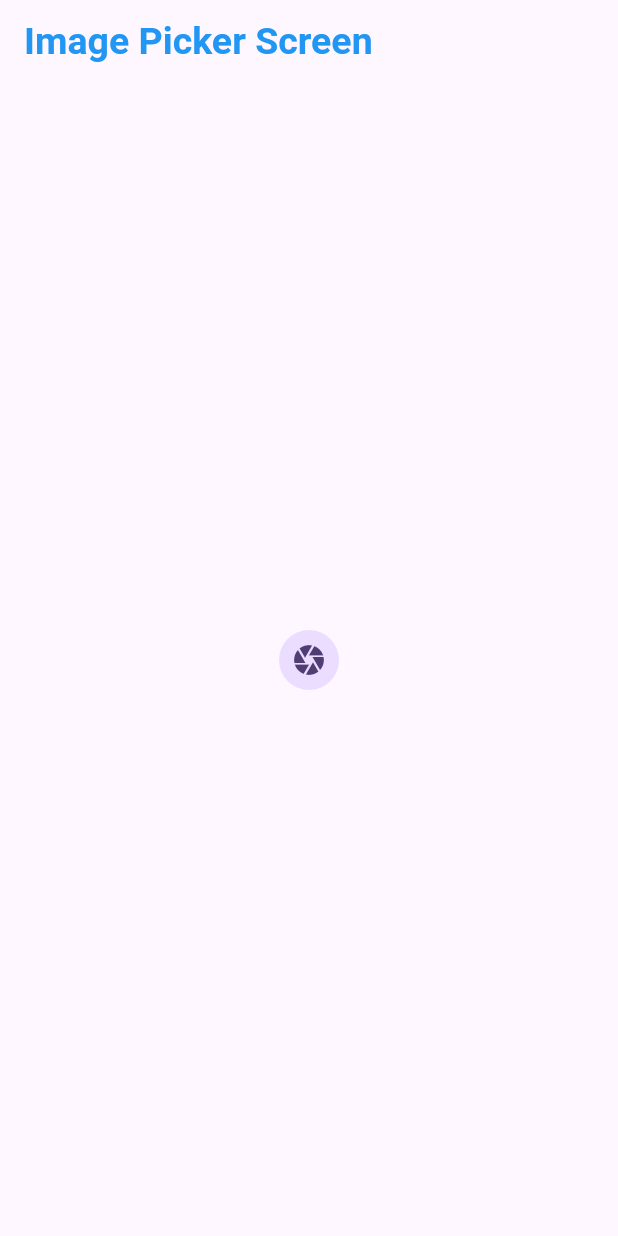
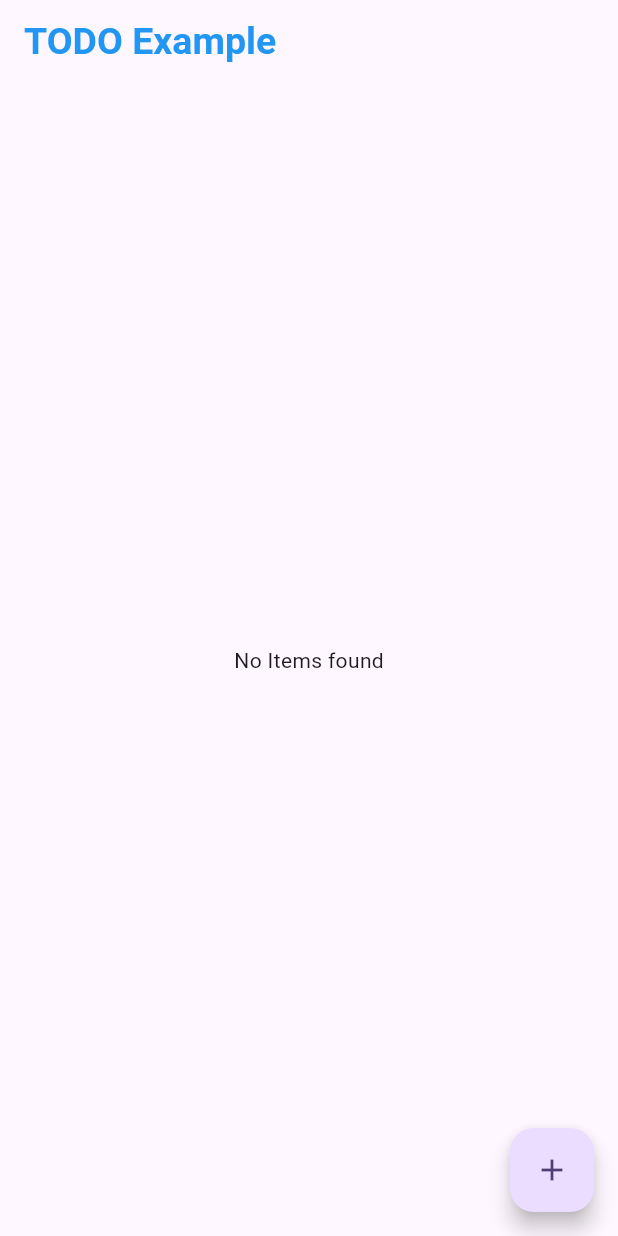
Before and after one commit to aaizkhan/Bloc-Examples, a Flutter app: the screen it shows after launch, on a phone screen of 412 x 824 dp. Run offline on Flutter 3.47's test engine with Material 3 defaults, Android fonts, the phone set to English and light mode, and no system bars; our stand-ins replace bloc, equatable, flutter_bloc, image_picker.

Commit message:
ToDo list Example using Bloc

```diff
--- /dev/null
+++ b/lib/bloc/todo_bloc/todo_bloc.dart
@@ -0,0 +1,22 @@
+import 'package:bloc/bloc.dart';
+import 'package:equatable/equatable.dart';
+
+part 'todo_event.dart';
+part 'todo_state.dart';
+
+class TodoBloc extends Bloc<TodoEvent, TodoState> {
+  final List<String> toDoList = [];
+  TodoBloc() : super(TodoState()) {
+    on<AddTodoEvent>(_addToDoEvent);
+    on<RemoveTodoEvent>(_removeToDoEvent);
+  }
+  void _addToDoEvent(AddTodoEvent event, Emitter<TodoState> emit) {
+    toDoList.add(event.task);
+    emit(state.copyWith(todosList: List.from(toDoList)));
+  }
+
+  void _removeToDoEvent(RemoveTodoEvent event, Emitter<TodoState> emit) {
+    toDoList.remove(event.task);
+    emit(state.copyWith(todosList: List.from(toDoList)));
+  }
+}
--- /dev/null
+++ b/lib/bloc/todo_bloc/todo_event.dart
@@ -0,0 +1,23 @@
+part of 'todo_bloc.dart';
+
+abstract class TodoEvent extends Equatable {
+  const TodoEvent();
+
+  @override
+  List<Object> get props => [];
+}
+
+class AddTodoEvent extends TodoEvent {
+  final String task;
+  const AddTodoEvent({required this.task});
+  @override
+  List<Object> get props => [];
+}
+
+class RemoveTodoEvent extends TodoEvent {
+  final Object task;
+
+  const RemoveTodoEvent({required this.task});
+  @override
+  List<Object> get props => [];
+}
--- /dev/null
+++ b/lib/bloc/todo_bloc/todo_state.dart
@@ -0,0 +1,13 @@
+part of 'todo_bloc.dart';
+
+class TodoState extends Equatable {
+  final List<String> todoList;
+  const TodoState({this.todoList = const []});
+
+  TodoState copyWith({List<String>? todosList}) {
+    return TodoState(todoList: todosList ?? this.todoList);
+  }
+
+  @override
+  List<Object> get props => [todoList];
+}
--- a/lib/main.dart
+++ b/lib/main.dart
@@ -2,11 +2,13 @@ import 'package:flutter/material.dart';
 import 'package:flutter_bloc/flutter_bloc.dart';
 import 'package:flutter_bloc_example/bloc/counter_bloc/counter_bloc.dart';
 import 'package:flutter_bloc_example/bloc/image_picker_bloc/bloc/image_picker_bloc.dart';
+import 'package:flutter_bloc_example/bloc/todo_bloc/todo_bloc.dart';
 import 'package:flutter_bloc_example/ui/counter_example/counter_screen.dart';
 import 'package:flutter_bloc_example/ui/equatble/equatable_example.dart';
 import 'package:flutter_bloc_example/bloc/switch_slider_bloc/switch_bloc.dart';
 import 'package:flutter_bloc_example/ui/image_pick_example/image_picker_screen.dart';
 import 'package:flutter_bloc_example/ui/switch_example/switch_example_screen.dart';
+import 'package:flutter_bloc_example/ui/todo_example/todo_screen.dart';
 import 'package:flutter_bloc_example/utils/image_picker_utils.dart';
 
 void main() {
@@ -23,7 +25,8 @@ class MyApp extends StatelessWidget {
       providers: [
         BlocProvider(create: (context) => CounterBloc()),
         BlocProvider(create: (context) => SwitchBloc()),
-        BlocProvider(create: (context) => ImagePickerBloc(ImagePickerUtils()))
+        BlocProvider(create: (context) => ImagePickerBloc(ImagePickerUtils())),
+        BlocProvider(create: (context) => TodoBloc())
       ],
       child: MaterialApp(
         title: 'Flutter Demo',
@@ -31,7 +34,7 @@ class MyApp extends StatelessWidget {
           colorScheme: ColorScheme.fromSeed(seedColor: Colors.deepPurple),
           useMaterial3: true,
         ),
-        home: const ImagePickerScreen(),
+        home: const ToDoScreen(),
       ),
     );
     // return MaterialApp(
--- /dev/null
+++ b/lib/ui/todo_example/todo_screen.dart
@@ -0,0 +1,60 @@
+import 'package:flutter/material.dart';
+import 'package:flutter_bloc/flutter_bloc.dart';
+import 'package:flutter_bloc_example/bloc/todo_bloc/todo_bloc.dart';
+
+class ToDoScreen extends StatefulWidget {
+  const ToDoScreen({super.key});
+
+  @override
+  State<ToDoScreen> createState() => _ToDoScreenState();
+}
+
+class _ToDoScreenState extends State<ToDoScreen> {
+  @override
+  Widget build(BuildContext context) {
+    return Scaffold(
+      appBar: AppBar(
+        title: Text(
+          "TODO Example",
+          style: TextStyle(
+              fontWeight: FontWeight.w700, fontSize: 25, color: Colors.blue),
+        ),
+      ),
+      floatingActionButton: FloatingActionButton(
+        onPressed: () {
+          for (int i = 0; i < 5; i++) {
+            context
+                .read<TodoBloc>()
+                .add(AddTodoEvent(task: "Task - " + i.toString()));
+          }
+        },
+        child: Icon(Icons.add),
+      ),
+      body: BlocBuilder<TodoBloc, TodoState>(
+        builder: (context, state) {
+          if (state.todoList.isEmpty) {
+            return Center(
+              child: Text("No Items found"),
+            );
+          } else if (state.todoList.isNotEmpty) {
+            return ListView.builder(
+                itemCount: state.todoList.length,
+                itemBuilder: (context, index) {
+                  return ListTile(
+                    title: Text(state.todoList[index]),
+                    trailing: IconButton(
+                        onPressed: () {
+                          context.read<TodoBloc>().add(
+                              RemoveTodoEvent(task: state.todoList[index]));
+                        },
+                        icon: Icon(Icons.delete)),
+                  );
+                });
+          } else {
+            return SizedBox();
+          }
+        },
+      ),
+    );
+  }
+}
```
